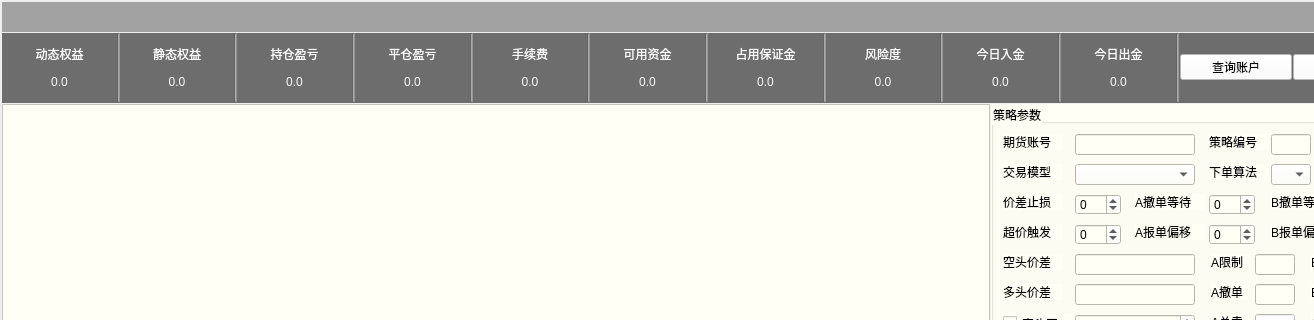
yuwangying/PyCTP, file PyCTP_Client/PyCTP_ClientUI/QAccountWidget.ui: the form before one commit; both pictures show x 0 to 1314 and y 0 to 320 of the 1409 by 504 pixel window.
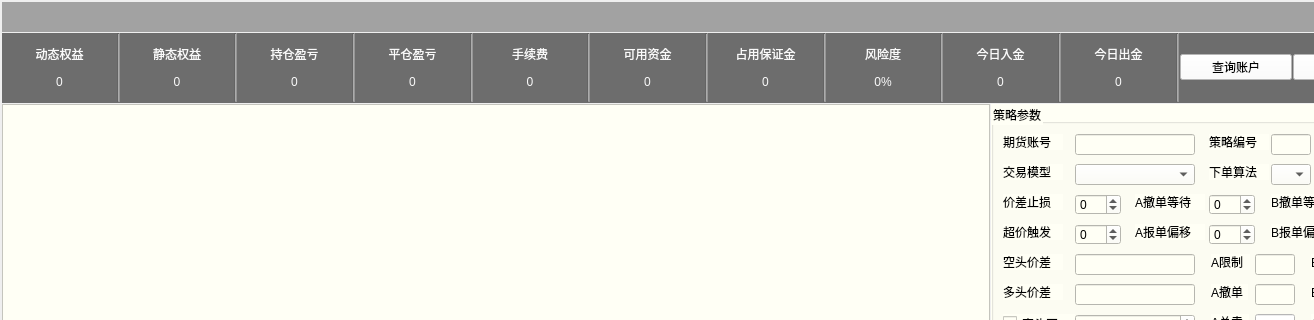
The form after the commit.

What changed in the file:
```diff
--- a/PyCTP_Client/PyCTP_ClientUI/QAccountWidget.ui
+++ b/PyCTP_Client/PyCTP_ClientUI/QAccountWidget.ui
@@ -177,7 +177,7 @@
           <item row="1" column="0">
            <widget class="QLabel" name="label_value_dongtaiquanyi">
             <property name="text">
-             <string>0.0</string>
+             <string>0</string>
             </property>
             <property name="alignment">
              <set>Qt::AlignCenter</set>
@@ -226,7 +226,7 @@
           <item>
            <widget class="QLabel" name="label_value_jingtaiquanyi">
             <property name="text">
-             <string>0.0</string>
+             <string>0</string>
             </property>
             <property name="alignment">
              <set>Qt::AlignCenter</set>
@@ -265,7 +265,7 @@
           <item>
            <widget class="QLabel" name="label_value_chicangyingkui">
             <property name="text">
-             <string>0.0</string>
+             <string>0</string>
             </property>
             <property name="alignment">
              <set>Qt::AlignCenter</set>
@@ -304,7 +304,7 @@
           <item>
            <widget class="QLabel" name="label_value_pingcangyingkui">
             <property name="text">
-             <string>0.0</string>
+             <string>0</string>
             </property>
             <property name="alignment">
              <set>Qt::AlignCenter</set>
@@ -343,7 +343,7 @@
           <item>
            <widget class="QLabel" name="label_value_shouxufei">
             <property name="text">
-             <string>0.0</string>
+             <string>0</string>
             </property>
             <property name="alignment">
              <set>Qt::AlignCenter</set>
@@ -382,7 +382,7 @@
           <item>
            <widget class="QLabel" name="label_value_keyongzijin">
             <property name="text">
-             <string>0.0</string>
+             <string>0</string>
             </property>
             <property name="alignment">
              <set>Qt::AlignCenter</set>
@@ -421,7 +421,7 @@
           <item>
            <widget class="QLabel" name="label_value_zhanyongbaozhengjin">
             <property name="text">
-             <string>0.0</string>
+             <string>0</string>
             </property>
             <property name="alignment">
              <set>Qt::AlignCenter</set>
@@ -460,7 +460,7 @@
           <item>
            <widget class="QLabel" name="label_value_fengxiandu">
             <property name="text">
-             <string>0.0</string>
+             <string>0%</string>
             </property>
             <property name="alignment">
              <set>Qt::AlignCenter</set>
@@ -499,7 +499,7 @@
           <item>
            <widget class="QLabel" name="label_value_jinrirujin">
             <property name="text">
-             <string>0.0</string>
+             <string>0</string>
             </property>
             <property name="alignment">
              <set>Qt::AlignCenter</set>
@@ -538,7 +538,7 @@
           <item>
            <widget class="QLabel" name="label_value_jinrichujin">
             <property name="text">
-             <string>0.0</string>
+             <string>0</string>
             </property>
             <property name="alignment">
              <set>Qt::AlignCenter</set>
```
